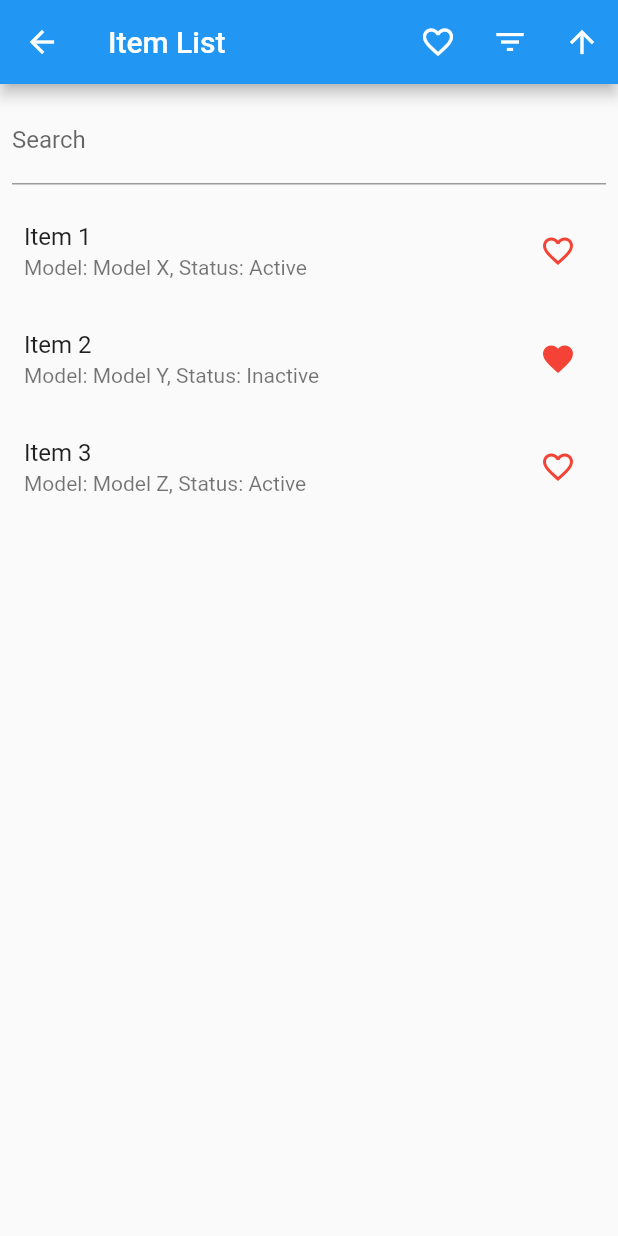
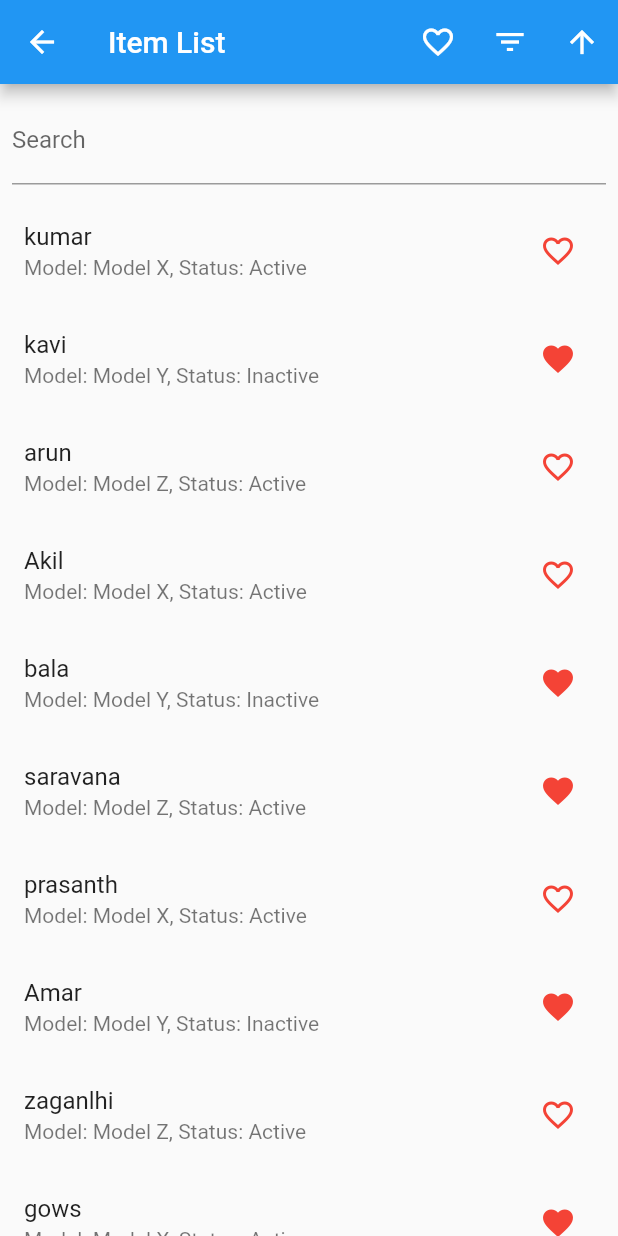
Before and after one commit to venkatesanios/REST_method_Flutter, a Flutter app: the ItemListPage screen opened directly, on a phone screen of 412 x 824 dp. Run offline on Flutter 3.47's test engine with Material 2 defaults, Android fonts, the phone set to English and light mode, and no system bars; our stand-ins replace dio.

Commit message:
list search filter

```diff
--- a/lib/view/listsortfilterview.dart
+++ b/lib/view/listsortfilterview.dart
@@ -20,10 +20,28 @@ class ItemListPage extends StatefulWidget {
 
 class _ItemListPageState extends State<ItemListPage> {
   List<Item> itemList = [
-    Item(name: "Item 1", model: "Model X", status: "Active", isFavorite: false),
+    Item(name: "kumar", model: "Model X", status: "Active", isFavorite: false),
+    Item(name: "kavi", model: "Model Y", status: "Inactive", isFavorite: true),
+    Item(name: "arun", model: "Model Z", status: "Active", isFavorite: false),
+    Item(name: "Akil", model: "Model X", status: "Active", isFavorite: false),
+    Item(name: "bala", model: "Model Y", status: "Inactive", isFavorite: true),
     Item(
-        name: "Item 2", model: "Model Y", status: "Inactive", isFavorite: true),
-    Item(name: "Item 3", model: "Model Z", status: "Active", isFavorite: false),
+        name: "saravana", model: "Model Z", status: "Active", isFavorite: true),
+    Item(
+        name: "prasanth",
+        model: "Model X",
+        status: "Active",
+        isFavorite: false),
+    Item(name: "Amar", model: "Model Y", status: "Inactive", isFavorite: true),
+    Item(
+        name: "zaganlhi",
+        model: "Model Z",
+        status: "Active",
+        isFavorite: false),
+    Item(name: "gows", model: "Model X", status: "Active", isFavorite: true),
+    Item(name: "guna", model: "Model Y", status: "Inactive", isFavorite: true),
+    Item(
+        name: "ironman", model: "Model Z", status: "Active", isFavorite: false),
   ];
   List<Item> filteredList = [];
   bool isAscending = true;
```
